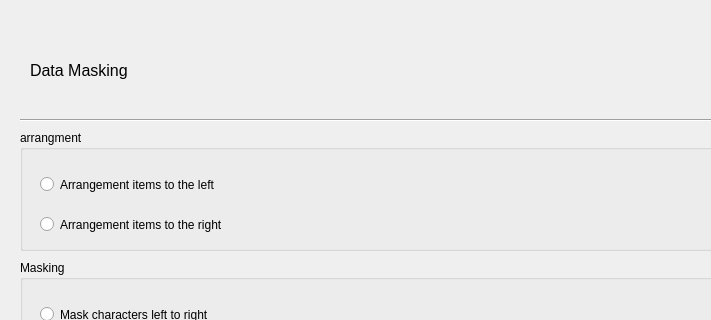
Old version of the form UI/maskingData.ui in the repository zel0rd/Non-Identifying; both pictures show x 0 to 711 and y 0 to 320 of the 800 by 600 pixel window.
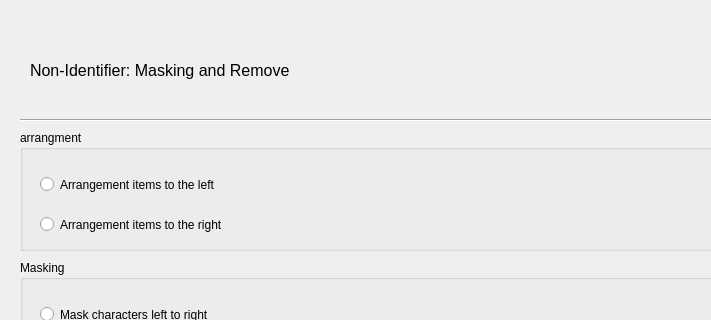
New version of the form.

```diff
--- a/UI/maskingData.ui
+++ b/UI/maskingData.ui
@@ -163,7 +163,7 @@
      <rect>
       <x>30</x>
       <y>40</y>
-      <width>301</width>
+      <width>551</width>
       <height>61</height>
      </rect>
     </property>
@@ -173,7 +173,7 @@
      </font>
     </property>
     <property name="text">
-     <string>Data Masking</string>
+     <string>Non-Identifier: Masking and Remove</string>
     </property>
    </widget>
    <widget class="QGroupBox" name="maskingBox">
```
